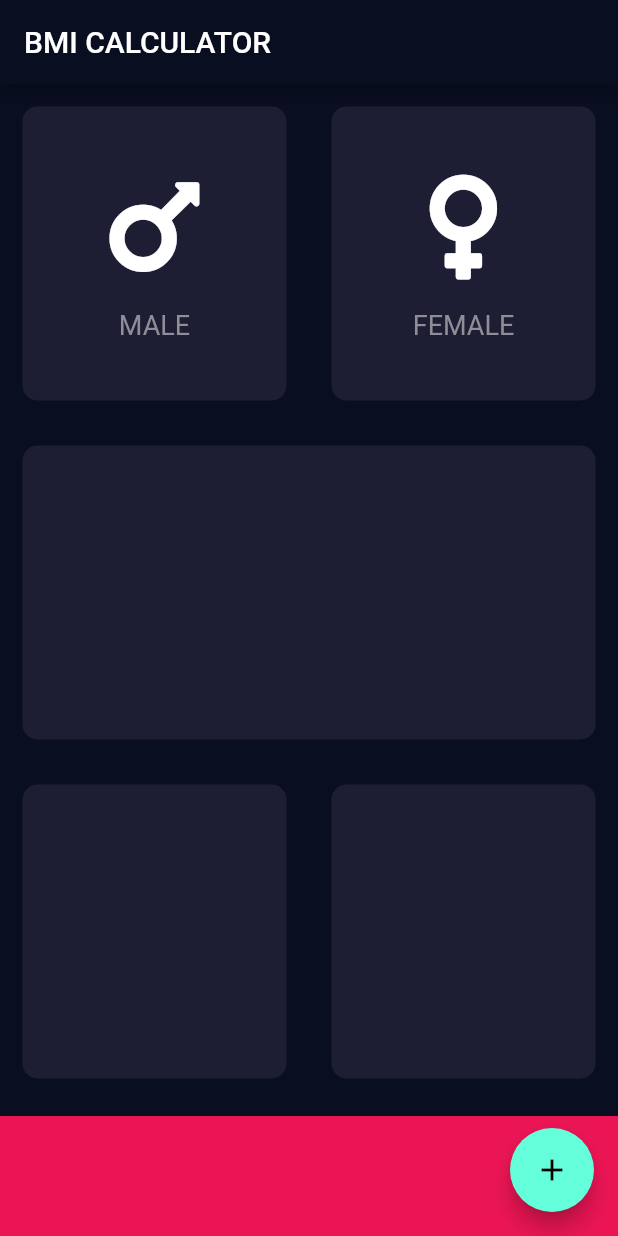
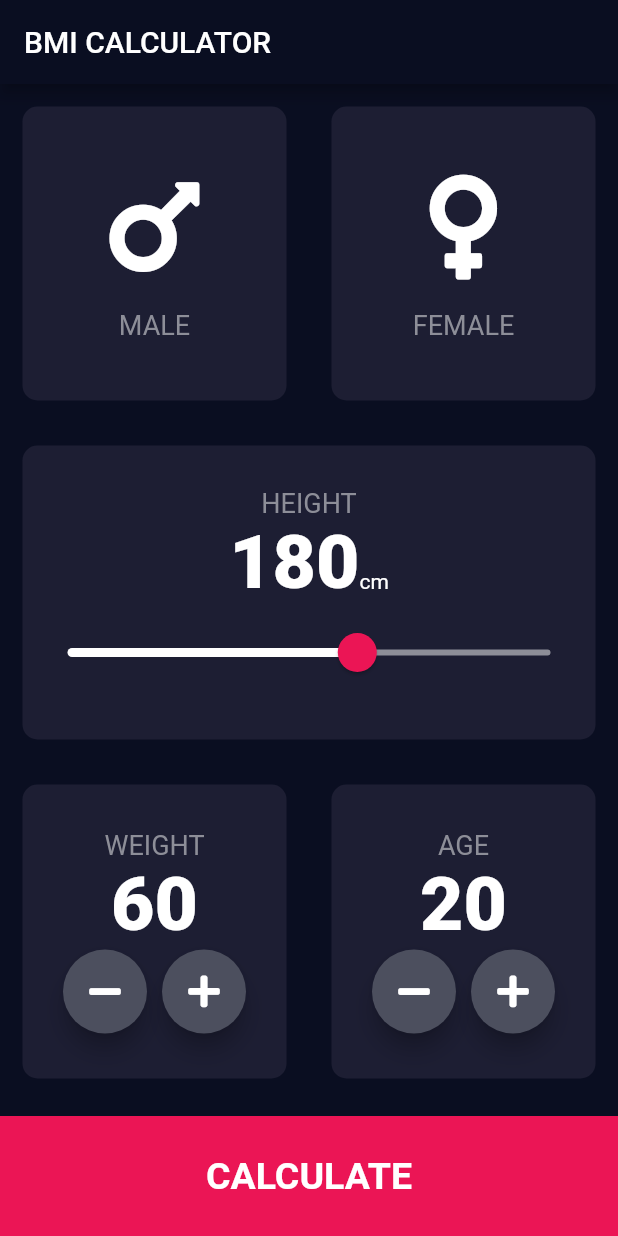
Before and after one commit to biryang/learn_flutter, a Flutter app: the screen it shows after launch, on a phone screen of 412 x 824 dp. Run offline on Flutter 3.47's test engine with Material 2 defaults, Android fonts, the phone set to English and light mode, and no system bars; our stand-ins replace audioplayers, carousel_slider, font_awesome_flutter, google_maps_flutter, rflutter_alert.

Commit message:
리팩토링 / 결과페이지 추가 / bmi 계산

```diff
--- /dev/null
+++ b/bmi_calculator_flutter/lib/calculator_brain.dart
@@ -0,0 +1,39 @@
+import 'dart:math';
+
+class CalculatorBrain {
+  CalculatorBrain({this.height, this.weight});
+
+  final int height;
+  final int weight;
+
+  double _bmi;
+
+  String calculateBMI() {
+    _bmi = weight / pow(height / 100, 2);
+    return _bmi.toStringAsFixed(1);
+  }
+
+  String getResult() {
+    if (_bmi >= 30) {
+      return '고도비만';
+    } else if (_bmi >= 25) {
+      return '비만';
+    } else if (_bmi >= 23) {
+      return '과체중';
+    }else if (_bmi >= 18.5) {
+      return '정상';
+    } else {
+      return '저체중';
+    }
+  }
+
+  String getInterpretation() {
+    if (_bmi >= 25) {
+      return 'You have a higher than normal body weight. Try to exercise more.';
+    } else if (_bmi >= 18.5) {
+      return 'You have a normal body weight. Good job!';
+    } else {
+      return 'You have a lower than normal body weight. You can eat a bit more.';
+    }
+  }
+}
--- /dev/null
+++ b/bmi_calculator_flutter/lib/components/bottom_button.dart
@@ -0,0 +1,29 @@
+
+import 'package:flutter/material.dart';
+
+import '../constants.dart';
+
+class BottomButton extends StatelessWidget {
+  BottomButton({@required this.onTap, @required this.buttonTitle});
+
+  final Function onTap;
+  final String buttonTitle;
+
+  @override
+  Widget build(BuildContext context) {
+    return GestureDetector(
+      onTap: onTap,
+      child: Container(
+        color: kBottomContainerColor,
+        margin: EdgeInsets.only(top: 10),
+        width: double.infinity,
+        height: kBottomContainerHeight,
+        child: Center(
+            child: Text(
+              buttonTitle,
+              style: kLargeTextStyle,
+            )),
+      ),
+    );
+  }
+}
--- a/bmi_calculator_flutter/lib/icon_content.dart
+++ b/bmi_calculator_flutter/lib/components/icon_content.dart
@@ -1,8 +1,6 @@
 import 'package:flutter/material.dart';
 
-const textStyle = TextStyle(
-  fontSize: 18, color: Color(0xFF8D8E98),
-);
+import '../constants.dart';
 
 class IconContent extends StatelessWidget {
   const IconContent({@required this.icon, this.text});
@@ -19,7 +17,7 @@ class IconContent extends StatelessWidget {
         SizedBox(height: 15),
         Text(
           text,
-          style: textStyle,
+          style: kCardTextStyle,
         )
       ],
     );
--- /dev/null
+++ b/bmi_calculator_flutter/lib/components/reusable_card.dart
@@ -0,0 +1,22 @@
+import 'package:flutter/material.dart';
+
+class ReusableCard extends StatelessWidget {
+  ReusableCard({@required this.colour, this.cardChild, this.onPress});
+
+  final Color colour;
+  final Widget cardChild;
+  final Function onPress;
+
+  @override
+  Widget build(BuildContext context) {
+    return GestureDetector(
+      onTap: onPress,
+      child: Container(
+        margin: EdgeInsets.all(15),
+        decoration: BoxDecoration(
+            color: colour, borderRadius: BorderRadius.circular(10)),
+        child: cardChild,
+      ),
+    );
+  }
+}
--- /dev/null
+++ b/bmi_calculator_flutter/lib/components/round_icon_button.dart
@@ -0,0 +1,23 @@
+import 'package:flutter/material.dart';
+
+class RoundIconButton extends StatelessWidget {
+  RoundIconButton({this.icon, this.onPressed});
+
+  final IconData icon;
+  final Function onPressed;
+
+  @override
+  Widget build(BuildContext context) {
+    return RawMaterialButton(
+      onPressed: onPressed,
+      child: Icon(icon),
+      elevation: 6.0,
+      constraints: BoxConstraints.tightFor(
+        width: 56.0,
+        height: 56.0,
+      ),
+      shape: CircleBorder(),
+      fillColor: Color(0xFF4C4F5E),
+    );
+  }
+}
--- /dev/null
+++ b/bmi_calculator_flutter/lib/constants.dart
@@ -0,0 +1,36 @@
+import 'package:flutter/material.dart';
+
+const kBottomContainerHeight = 80.0;
+const kBottomContainerColor = Color(0xFFEB1555);
+const kActiveCardColor = Color(0xFF111328);
+const kDefaultCardColor = Color(0xFF1D1E33);
+
+const kCardTextStyle = TextStyle(
+  fontSize: 18,
+  color: Color(0xFF8D8E98),
+);
+
+const kNumberTextStyle = TextStyle(
+  fontSize: 50,
+  fontWeight: FontWeight.w900,
+);
+
+const kLargeTextStyle = TextStyle(
+  fontSize: 25,
+  fontWeight: FontWeight.bold,
+);
+
+const kTitleTextStyle = TextStyle(fontSize: 50, fontWeight: FontWeight.bold);
+
+const kResultTextStyle = TextStyle(
+    color: Color(0xFF24D876), fontSize: 22.0, fontWeight: FontWeight.bold);
+
+const kBMITextStyle = TextStyle(
+  fontSize: 100,
+  fontWeight: FontWeight.bold
+);
+
+
+const kBodyTextStyle = TextStyle(
+    fontSize: 22,
+);
--- a/bmi_calculator_flutter/lib/input_page.dart
+++ /dev/null
@@ -1,106 +0,0 @@
-import 'package:flutter/cupertino.dart';
-import 'package:flutter/material.dart';
-import 'package:font_awesome_flutter/font_awesome_flutter.dart';
-
-import 'icon_content.dart';
-import 'reusable_card.dart';
-
-const bottomContainerHeight = 80.0;
-const bottomContainerColor = Color(0xFFEB1555);
-const activeCardColor = Color(0xFF111328);
-const defaultCardColor = Color(0xFF1D1E33);
-
-enum Gender {
-  male,
-  female,
-}
-
-class InputPage extends StatefulWidget {
-  @override
-  _InputPageState createState() => _InputPageState();
-}
-
-class _InputPageState extends State<InputPage> {
-  Color maleCardColor = defaultCardColor;
-  Color femaleCardColor = defaultCardColor;
-
-  void selectGender(Gender selectGender) {
-    maleCardColor =
-        selectGender == Gender.male ? activeCardColor : defaultCardColor;
-    femaleCardColor =
-        selectGender == Gender.female ? activeCardColor : defaultCardColor;
-  }
-
-  @override
-  Widget build(BuildContext context) {
-    return Scaffold(
-      appBar: AppBar(
-        title: Text('BMI CALCULATOR'),
-      ),
-      body: Column(
-        children: [
-          Expanded(
-            child: Row(
-              children: [
-                Expanded(
-                  child: GestureDetector(
-                    onTap: () {
-                      setState(() {
-                        selectGender(Gender.male);
-                      });
-                      print('Male Card Tap');
-                    },
-                    child: ReusableCard(
-                      colour: maleCardColor,
-                      cardChild: IconContent(
-                          icon: FontAwesomeIcons.mars, text: 'MALE'),
-                    ),
-                  ),
-                ),
-                Expanded(
-                  child: GestureDetector(
-                    onTap: () {
-                      setState(() {
-                        selectGender(Gender.female);
-                        print('FeMale Card Tap');
-                      });
-                    },
-                    child: ReusableCard(
-                      colour: femaleCardColor,
-                      cardChild: IconContent(
-                          icon: FontAwesomeIcons.venus, text: 'FEMALE'),
-                    ),
-                  ),
-                ),
-              ],
-            ),
-          ),
-          Expanded(
-            child: ReusableCard(colour: defaultCardColor),
-          ),
-          Expanded(
-            child: Row(
-              children: [
-                Expanded(
-                  child: ReusableCard(colour: defaultCardColor),
-                ),
-                Expanded(
-                  child: ReusableCard(colour: defaultCardColor),
-                ),
-              ],
-            ),
-          ),
-          Container(
-            color: bottomContainerColor,
-            margin: EdgeInsets.only(top: 10),
-            width: double.infinity,
-            height: bottomContainerHeight,
-          )
-        ],
-      ),
-      floatingActionButton: FloatingActionButton(
-        child: Icon(Icons.add),
-      ),
-    );
-  }
-}
--- a/bmi_calculator_flutter/lib/main.dart
+++ b/bmi_calculator_flutter/lib/main.dart
@@ -1,6 +1,7 @@
+import 'package:bmi_calculator/screens/results_page.dart';
 import 'package:flutter/material.dart';
 
-import 'input_page.dart';
+import 'screens/input_page.dart';
 
 void main() => runApp(BMICalculator());
 
@@ -9,10 +10,14 @@ class BMICalculator extends StatelessWidget {
   Widget build(BuildContext context) {
     return MaterialApp(
       theme: ThemeData.dark().copyWith(
-          primaryColor: Color(0xFF0A0E21),
-          scaffoldBackgroundColor: Color(0xFF0A0E21),
+        primaryColor: Color(0xFF0A0E21),
+        scaffoldBackgroundColor: Color(0xFF0A0E21),
       ),
-      home: InputPage(),
+      initialRoute: '/',
+      routes: {
+        '/' : (context) => InputPage(),
+        '/results' : (context) => ResultsPage(),
+      },
     );
   }
 }
--- a/bmi_calculator_flutter/lib/reusable_card.dart
+++ /dev/null
@@ -1,19 +0,0 @@
-
-import 'package:flutter/material.dart';
-
-class ReusableCard extends StatelessWidget {
-  ReusableCard({@required this.colour, this.cardChild});
-
-  final Color colour;
-  final Widget cardChild;
-
-  @override
-  Widget build(BuildContext context) {
-    return Container(
-      margin: EdgeInsets.all(15),
-      decoration:
-      BoxDecoration(color: colour, borderRadius: BorderRadius.circular(10)),
-      child: cardChild,
-    );
-  }
-}
--- /dev/null
+++ b/bmi_calculator_flutter/lib/screens/input_page.dart
@@ -0,0 +1,230 @@
+import 'package:bmi_calculator/calculator_brain.dart';
+import 'package:bmi_calculator/components/reusable_card.dart';
+import 'package:bmi_calculator/screens/results_page.dart';
+import 'package:flutter/cupertino.dart';
+import 'package:flutter/material.dart';
+import 'package:font_awesome_flutter/font_awesome_flutter.dart';
+
+import '../components/bottom_button.dart';
+import '../constants.dart';
+import '../components/icon_content.dart';
+import '../components/round_icon_button.dart';
+
+enum Gender {
+  male,
+  female,
+}
+
+class InputPage extends StatefulWidget {
+  @override
+  _InputPageState createState() => _InputPageState();
+}
+
+class _InputPageState extends State<InputPage> {
+  Color maleCardColor = kDefaultCardColor;
+  Color femaleCardColor = kDefaultCardColor;
+
+  void selectGender(Gender selectGender) {
+    maleCardColor =
+        selectGender == Gender.male ? kActiveCardColor : kDefaultCardColor;
+    femaleCardColor =
+        selectGender == Gender.female ? kActiveCardColor : kDefaultCardColor;
+  }
+
+  int height = 180;
+  int weight = 60;
+  int age = 20;
+
+  @override
+  Widget build(BuildContext context) {
+    return Scaffold(
+      appBar: AppBar(
+        title: Text('BMI CALCULATOR'),
+      ),
+      body: Column(
+        crossAxisAlignment: CrossAxisAlignment.stretch,
+        children: [
+          Expanded(
+            child: Row(
+              children: [
+                Expanded(
+                  child: ReusableCard(
+                    onPress: () {
+                      setState(() {
+                        selectGender(Gender.male);
+                      });
+                    },
+                    colour: maleCardColor,
+                    cardChild:
+                        IconContent(icon: FontAwesomeIcons.mars, text: 'MALE'),
+                  ),
+                ),
+                Expanded(
+                  child: ReusableCard(
+                    onPress: () {
+                      setState(() {
+                        selectGender(Gender.female);
+                      });
+                    },
+                    colour: femaleCardColor,
+                    cardChild: IconContent(
+                        icon: FontAwesomeIcons.venus, text: 'FEMALE'),
+                  ),
+                ),
+              ],
+            ),
+          ),
+          Expanded(
+            child: ReusableCard(
+              colour: kDefaultCardColor,
+              cardChild: Column(
+                mainAxisAlignment: MainAxisAlignment.center,
+                children: [
+                  Text(
+                    'HEIGHT',
+                    style: kCardTextStyle,
+                  ),
+                  Row(
+                    mainAxisAlignment: MainAxisAlignment.center,
+                    crossAxisAlignment: CrossAxisAlignment.baseline,
+                    textBaseline: TextBaseline.alphabetic,
+                    children: [
+                      Text(
+                        height.toString(),
+                        style: kNumberTextStyle,
+                      ),
+                      Text('cm')
+                    ],
+                  ),
+                  SliderTheme(
+                    data: SliderTheme.of(context).copyWith(
+                        activeTrackColor: Colors.white,
+                        inactiveTrackColor: Color(0xFF8D8E98),
+                        thumbColor: Color(0xFFEB1555),
+                        overlayColor: Color(0x29EB1555),
+                        thumbShape:
+                            RoundSliderThumbShape(enabledThumbRadius: 13),
+                        overlayShape:
+                            RoundSliderOverlayShape(overlayRadius: 30)),
+                    child: Slider(
+                      value: height.toDouble(),
+                      min: 0,
+                      max: 300,
+                      onChanged: (double newValue) {
+                        setState(() {
+                          height = newValue.toInt();
+                        });
+                      },
+                    ),
+                  )
+                ],
+              ),
+            ),
+          ),
+          Expanded(
+            child: Row(
+              children: [
+                Expanded(
+                  child: ReusableCard(
+                    colour: kDefaultCardColor,
+                    cardChild: Column(
+                      mainAxisAlignment: MainAxisAlignment.center,
+                      children: <Widget>[
+                        Text(
+                          'WEIGHT',
+                          style: kCardTextStyle,
+                        ),
+                        Text(
+                          weight.toString(),
+                          style: kNumberTextStyle,
+                        ),
+                        Row(
+                          mainAxisAlignment: MainAxisAlignment.center,
+                          children: <Widget>[
+                            RoundIconButton(
+                              icon: FontAwesomeIcons.minus,
+                              onPressed: () {
+                                setState(() {
+                                  weight--;
+                                });
+                              },
+                            ),
+                            SizedBox(
+                              width: 10,
+                            ),
+                            RoundIconButton(
+                              icon: FontAwesomeIcons.plus,
+                              onPressed: () {
+                                setState(() {
+                                  weight++;
+                                });
+                              },
+                            ),
+                          ],
+                        ),
+                      ],
+                    ),
+                  ),
+                ),
+                Expanded(
+                  child: ReusableCard(
+                    colour: kDefaultCardColor,
+                    cardChild: Column(
+                      mainAxisAlignment: MainAxisAlignment.center,
+                      children: <Widget>[
+                        Text(
+                          'AGE',
+                          style: kCardTextStyle,
+                        ),
+                        Text(
+                          age.toString(),
+                          style: kNumberTextStyle,
+                        ),
+                        Row(
+                          mainAxisAlignment: MainAxisAlignment.center,
+                          children: <Widget>[
+                            RoundIconButton(
+                              icon: FontAwesomeIcons.minus,
+                              onPressed: () {
+                                setState(() {
+                                  age--;
+                                });
+                              },
+                            ),
+                            SizedBox(
+                              width: 10,
+                            ),
+                            RoundIconButton(
+                              icon: FontAwesomeIcons.plus,
+                              onPressed: () {
+                                setState(() {
+                                  age++;
+                                });
+                              },
+                            ),
+                          ],
+                        ),
+                      ],
+                    ),
+                  ),
+                ),
+              ],
+            ),
+          ),
+          BottomButton(
+            onTap: () {
+              CalculatorBrain calc = CalculatorBrain(height: height, weight: weight);
+              Navigator.push(context,
+                  MaterialPageRoute(builder: (context) => ResultsPage(
+                    bmiResult: calc.calculateBMI(),
+                    resultText: calc.getResult(),
+                    interpretation: calc.getInterpretation(),
+                  )));
+            },
+            buttonTitle: 'CALCULATE',
+          )
+        ],
+      ),
+    );
+  }
+}
```
Also changed, not shown: bmi_calculator_flutter/lib/screens/results_page.dart (added, +71 -0 lines).
